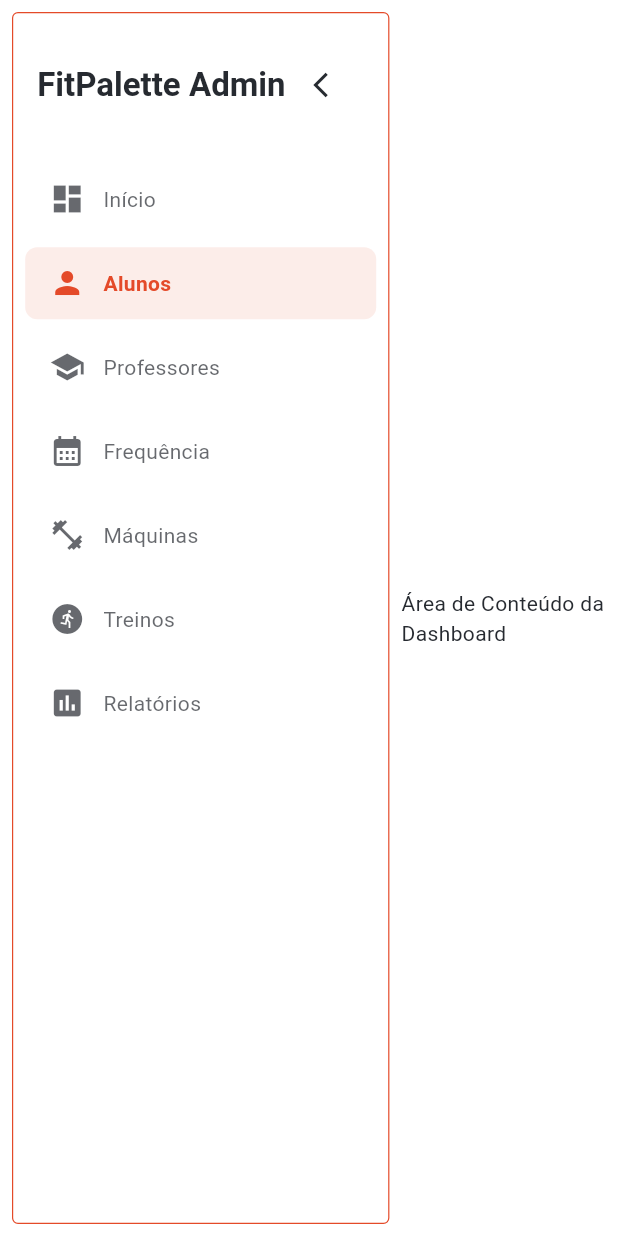
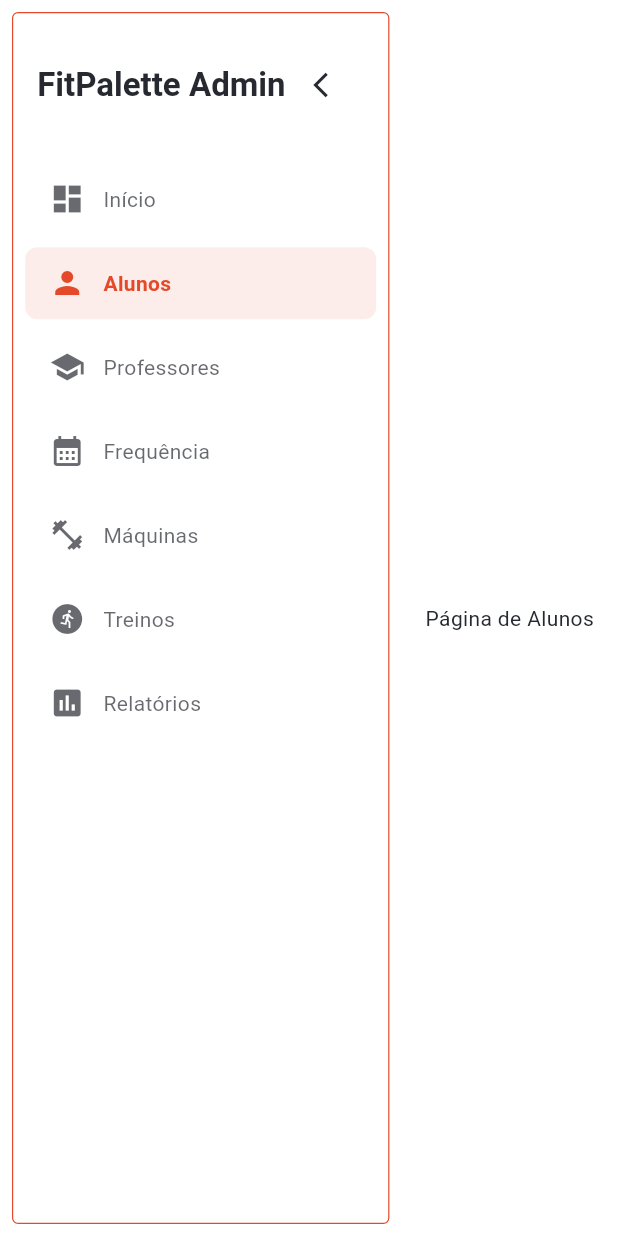
Before and after one commit to John-Mota/minha-academia-front, a Flutter app: the Home screen opened directly, after a tap on "Alunos", on a phone screen of 412 x 824 dp. Run offline on Flutter 3.47's test engine with Material 3 defaults, Android fonts, the phone set to English and light mode, and no system bars; our stand-ins replace go_router, result_dart, shared_preferences, toastification; missing offline and left inert: lucid_validation; accounts and stored records are empty.

Commit message:
feat(home): Implementa navegação e conteúdo da dashboard

```diff
--- a/lib/ui/home/home.dart
+++ b/lib/ui/home/home.dart
@@ -1,4 +1,5 @@
 import 'package:flutter/material.dart';
+import 'package:minha_academia_front/ui/home/dashboard_content.dart';
 
 class Home extends StatefulWidget {
   const Home({super.key});
@@ -11,9 +12,20 @@ class _HomeState extends State<Home> {
   int _selectedIndex = 0;
   bool _isCollapsed = false;
 
+  final List<Widget> _pages = [
+    const DashboardContent(),
+    const Center(child: Text('Página de Alunos')),
+    const Center(child: Text('Página de Professores')),
+    const Center(child: Text('Página de Frequência')),
+    const Center(child: Text('Página de Máquinas')),
+    const Center(child: Text('Página de Treinos')),
+    const Center(child: Text('Página de Relatórios')),
+  ];
+
   @override
   Widget build(BuildContext context) {
     return Scaffold(
+      extendBodyBehindAppBar: true,
       body: Row(
         children: [
           Container(
@@ -104,10 +116,12 @@ class _HomeState extends State<Home> {
               ),
             ),
           ),
+
           Expanded(
             child: Container(
               color: Theme.of(context).colorScheme.surface,
-              child: const Center(child: Text('Área de Conteúdo da Dashboard')),
+
+              child: _pages[_selectedIndex],
             ),
           ),
         ],
@@ -126,7 +140,7 @@ class _HomeState extends State<Home> {
       padding: const EdgeInsets.symmetric(horizontal: 8.0, vertical: 4.0),
       child: Material(
         color: isSelected
-            ? Theme.of(context).colorScheme.primary.withOpacity(0.1)
+            ? Theme.of(context).colorScheme.primary.withAlpha(25)
             : Colors.transparent,
         borderRadius: BorderRadius.circular(8.0),
         child: InkWell(
@@ -147,7 +161,7 @@ class _HomeState extends State<Home> {
                             ? Theme.of(context).colorScheme.primary
                             : Theme.of(
                                 context,
-                              ).colorScheme.onSurface.withOpacity(0.7),
+                              ).colorScheme.onSurface.withAlpha(178),
                       ),
                     ),
                   )
@@ -161,7 +175,7 @@ class _HomeState extends State<Home> {
                               ? Theme.of(context).colorScheme.primary
                               : Theme.of(
                                   context,
-                                ).colorScheme.onSurface.withOpacity(0.7),
+                                ).colorScheme.onSurface.withAlpha(178),
                         ),
                         const SizedBox(width: 12.0),
                         Expanded(
@@ -172,7 +186,7 @@ class _HomeState extends State<Home> {
                                   ? Theme.of(context).colorScheme.primary
                                   : Theme.of(
                                       context,
-                                    ).colorScheme.onSurface.withOpacity(0.7),
+                                    ).colorScheme.onSurface.withAlpha(178),
                               fontWeight: isSelected
                                   ? FontWeight.bold
                                   : FontWeight.normal,
--- a/lib/utils/constants/colors.dart
+++ b/lib/utils/constants/colors.dart
@@ -14,7 +14,7 @@ const Color lightForegroundColor = Color(
 ); // Cor de texto para tema claro
 
 // Cores para o tema escuro (dark)
-const Color darkBackgroundColor = Color(0xFF303A4F);
+const Color darkBackgroundColor = Color(0xFF0F172B);
 const Color darkForegroundColor = Color(
   0xFFF2F2F2,
 ); // Cor de texto para tema escuro
```
